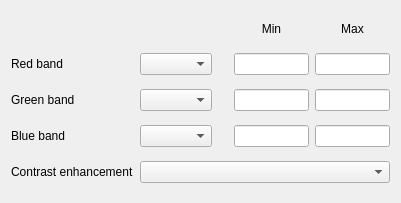
The window that src/ui/qgsmultibandcolorrendererwidgetbase.ui (kadas-albireo/kadas-albireo) describes before a commit, drawn with Qt 5.
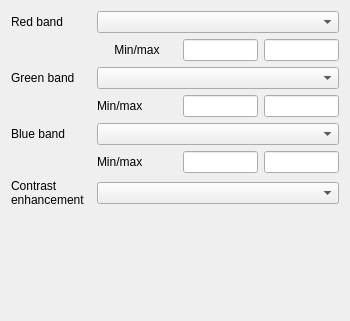
The same window after the commit.

Commit message:
Update raster properties dialog to vertical tabs
- Minimize width of band renderer type widgets by reorganizing layouts and fixing spacing issues
- Fix #7569, too much information when edit style on raster layer properties
- Group 'Color rendering' options
- Add Reset button to 'Color rendering' options
- Add icon for pseudocolor colormap sorting

Patch:
```diff
--- a/src/ui/qgsmultibandcolorrendererwidgetbase.ui
+++ b/src/ui/qgsmultibandcolorrendererwidgetbase.ui
@@ -6,8 +6,8 @@
    <rect>
     <x>0</x>
     <y>0</y>
-    <width>401</width>
-    <height>203</height>
+    <width>350</width>
+    <height>321</height>
    </rect>
   </property>
   <property name="windowTitle">
@@ -16,112 +16,54 @@
   <layout class="QHBoxLayout" name="horizontalLayout">
    <item>
     <layout class="QGridLayout" name="gridLayout">
-     <item row="1" column="0">
-      <widget class="QLabel" name="mRedBandLabel">
-       <property name="text">
-        <string>Red band</string>
+     <item row="3" column="3">
+      <widget class="QLineEdit" name="mGreenMaxLineEdit">
+       <property name="sizePolicy">
+        <sizepolicy hsizetype="MinimumExpanding" vsizetype="Fixed">
+         <horstretch>0</horstretch>
+         <verstretch>0</verstretch>
+        </sizepolicy>
+       </property>
+       <property name="maximumSize">
+        <size>
+         <width>75</width>
+         <height>16777215</height>
+        </size>
+       </property>
+       <property name="baseSize">
+        <size>
+         <width>0</width>
+         <height>0</height>
+        </size>
+       </property>
+       <property name="maxLength">
+        <number>16</number>
        </property>
       </widget>
      </item>
-     <item row="1" column="1">
+     <item row="0" column="1" colspan="3">
       <widget class="QComboBox" name="mRedBandComboBox"/>
      </item>
-     <item row="2" column="0">
-      <widget class="QLabel" name="mGreenBandLabel">
-       <property name="text">
-        <string>Green band</string>
+     <item row="1" column="2">
+      <widget class="QLineEdit" name="mRedMinLineEdit">
+       <property name="sizePolicy">
+        <sizepolicy hsizetype="MinimumExpanding" vsizetype="Fixed">
+         <horstretch>0</horstretch>
+         <verstretch>0</verstretch>
+        </sizepolicy>
        </property>
-      </widget>
-     </item>
-     <item row="2" column="1">
-      <widget class="QComboBox" name="mGreenBandComboBox"/>
-     </item>
-     <item row="3" column="0">
-      <widget class="QLabel" name="mBlueBandLabel">
-       <property name="text">
-        <string>Blue band</string>
+       <property name="maximumSize">
+        <size>
+         <width>75</width>
+         <height>16777215</height>
+        </size>
        </property>
       </widget>
      </item>
-     <item row="3" column="1">
+     <item row="4" column="1" colspan="3">
       <widget class="QComboBox" name="mBlueBandComboBox"/>
      </item>
      <item row="1" column="3">
-      <widget class="QLineEdit" name="mRedMinLineEdit">
-       <property name="sizePolicy">
-        <sizepolicy hsizetype="MinimumExpanding" vsizetype="Fixed">
-         <horstretch>0</horstretch>
-         <verstretch>0</verstretch>
-        </sizepolicy>
-       </property>
-       <property name="maximumSize">
-        <size>
-         <width>75</width>
-         <height>16777215</height>
-        </size>
-       </property>
-       <property name="baseSize">
-        <size>
-         <width>0</width>
-         <height>0</height>
-        </size>
-       </property>
-       <property name="maxLength">
-        <number>16</number>
-       </property>
-      </widget>
-     </item>
-     <item row="2" column="3">
-      <widget class="QLineEdit" name="mGreenMinLineEdit">
-       <property name="sizePolicy">
-        <sizepolicy hsizetype="Expanding" vsizetype="Fixed">
-         <horstretch>0</horstretch>
-         <verstretch>0</verstretch>
-        </sizepolicy>
-       </property>
-       <property name="maximumSize">
-        <size>
-         <width>75</width>
-         <height>16777215</height>
-        </size>
-       </property>
-       <property name="baseSize">
-        <size>
-         <width>0</width>
-         <height>0</height>
-        </size>
-       </property>
-       <property name="maxLength">
-        <number>16</number>
-       </property>
-      </widget>
-     </item>
-     <item row="3" column="3">
-      <widget class="QLineEdit" name="mBlueMinLineEdit">
-       <property name="sizePolicy">
-        <sizepolicy hsizetype="Expanding" vsizetype="Fixed">
-         <horstretch>0</horstretch>
-         <verstretch>0</verstretch>
-        </sizepolicy>
-       </property>
-       <property name="maximumSize">
-        <size>
-         <width>75</width>
-         <height>16777215</height>
-        </size>
-       </property>
-       <property name="baseSize">
-        <size>
-         <width>0</width>
-         <height>0</height>
-        </size>
-       </property>
-       <property name="maxLength">
-        <number>16</number>
-       </property>
-      </widget>
-     </item>
-     <item row="1" column="4">
       <widget class="QLineEdit" name="mRedMaxLineEdit">
        <property name="sizePolicy">
         <sizepolicy hsizetype="MinimumExpanding" vsizetype="Fixed">
@@ -146,35 +88,10 @@
        </property>
       </widget>
      </item>
-     <item row="2" column="4">
-      <widget class="QLineEdit" name="mGreenMaxLineEdit">
-       <property name="sizePolicy">
-        <sizepolicy hsizetype="Expanding" vsizetype="Fixed">
-         <horstretch>0</horstretch>
-         <verstretch>0</verstretch>
-        </sizepolicy>
-       </property>
-       <property name="maximumSize">
-        <size>
-         <width>75</width>
-         <height>16777215</height>
-        </size>
-       </property>
-       <property name="baseSize">
-        <size>
-         <width>0</width>
-         <height>0</height>
-        </size>
-       </property>
-       <property name="maxLength">
-        <number>16</number>
-       </property>
-      </widget>
-     </item>
-     <item row="3" column="4">
+     <item row="5" column="3">
       <widget class="QLineEdit" name="mBlueMaxLineEdit">
        <property name="sizePolicy">
-        <sizepolicy hsizetype="Expanding" vsizetype="Fixed">
+        <sizepolicy hsizetype="MinimumExpanding" vsizetype="Fixed">
          <horstretch>0</horstretch>
          <verstretch>0</verstretch>
         </sizepolicy>
@@ -196,7 +113,85 @@
        </property>
       </widget>
      </item>
-     <item row="0" column="3">
+     <item row="2" column="1" colspan="3">
+      <widget class="QComboBox" name="mGreenBandComboBox"/>
+     </item>
+     <item row="6" column="1" colspan="3">
+      <widget class="QComboBox" name="mContrastEnhancementAlgorithmComboBox"/>
+     </item>
+     <item row="6" column="0">
+      <widget class="QLabel" name="mContrastEnhancementAlgorithmLabel">
+       <property name="text">
+        <string>Contrast
+enhancement</string>
+       </property>
+      </widget>
+     </item>
+     <item row="4" column="0">
+      <widget class="QLabel" name="mBlueBandLabel">
+       <property name="text">
+        <string>Blue band</string>
+       </property>
+      </widget>
+     </item>
+     <item row="2" column="0">
+      <widget class="QLabel" name="mGreenBandLabel">
+       <property name="text">
+        <string>Green band</string>
+       </property>
+      </widget>
+     </item>
+     <item row="5" column="2">
+      <widget class="QLineEdit" name="mBlueMinLineEdit">
+       <property name="sizePolicy">
+        <sizepolicy hsizetype="MinimumExpanding" vsizetype="Fixed">
+         <horstretch>0</horstretch>
+         <verstretch>0</verstretch>
+        </sizepolicy>
+       </property>
+       <property name="maximumSize">
+        <size>
+         <width>75</width>
+         <height>16777215</height>
+        </size>
+       </property>
+       <property name="baseSize">
+        <size>
+         <width>0</width>
+         <height>0</height>
+        </size>
+       </property>
+       <property name="maxLength">
+        <number>16</number>
+       </property>
+      </widget>
+     </item>
+     <item row="3" column="2">
+      <widget class="QLineEdit" name="mGreenMinLineEdit">
+       <property name="sizePolicy">
+        <sizepolicy hsizetype="MinimumExpanding" vsizetype="Fixed">
+         <horstretch>0</horstretch>
+         <verstretch>0</verstretch>
+        </sizepolicy>
+       </property>
+       <property name="maximumSize">
+        <size>
+         <width>75</width>
+         <height>16777215</height>
+        </size>
+       </property>
+       <property name="baseSize">
+        <size>
+         <width>0</width>
+         <height>0</height>
+        </size>
+       </property>
+       <property name="maxLength">
+        <number>16</number>
+       </property>
+      </widget>
+     </item>
+     <item row="1" column="1">
       <widget class="QLabel" name="mMinLabel">
        <property name="sizePolicy">
         <sizepolicy hsizetype="Preferred" vsizetype="Fixed">
@@ -205,68 +200,47 @@
         </sizepolicy>
        </property>
        <property name="text">
-        <string>Min</string>
+        <string>Min/max</string>
        </property>
        <property name="alignment">
         <set>Qt::AlignCenter</set>
        </property>
       </widget>
      </item>
-     <item row="0" column="4">
-      <widget class="QLabel" name="mMaxLabel">
-       <property name="sizePolicy">
-        <sizepolicy hsizetype="Preferred" vsizetype="Preferred">
-         <horstretch>0</horstretch>
-         <verstretch>0</verstretch>
-        </sizepolicy>
-       </property>
-       <property name="text">
-        <string>Max</string>
-       </property>
-       <property name="alignment">
-        <set>Qt::AlignCenter</set>
-       </property>
-      </widget>
-     </item>
-     <item row="4" column="0">
-      <widget class="QLabel" name="mContrastEnhancementAlgorithmLabel">
-       <property name="sizePolicy">
-        <sizepolicy hsizetype="Preferred" vsizetype="Preferred">
-         <horstretch>0</horstretch>
-         <verstretch>0</verstretch>
-        </sizepolicy>
-       </property>
-       <property name="text">
-        <string>Contrast enhancement</string>
-       </property>
-      </widget>
-     </item>
-     <item row="4" column="1" colspan="4">
-      <widget class="QComboBox" name="mContrastEnhancementAlgorithmComboBox">
-       <property name="sizePolicy">
-        <sizepolicy hsizetype="Minimum" vsizetype="Fixed">
-         <horstretch>0</horstretch>
-         <verstretch>0</verstretch>
-        </sizepolicy>
-       </property>
-      </widget>
-     </item>
-     <item row="0" column="2">
-      <spacer name="horizontalSpacer">
+     <item row="7" column="0">
+      <spacer name="verticalSpacer">
        <property name="orientation">
-        <enum>Qt::Horizontal</enum>
-       </property>
-       <property name="sizeType">
-        <enum>QSizePolicy::Fixed</enum>
+        <enum>Qt::Vertical</enum>
        </property>
        <property name="sizeHint" stdset="0">
         <size>
-         <width>10</width>
-         <height>20</height>
+         <width>20</width>
+         <height>0</height>
         </size>
        </property>
       </spacer>
      </item>
+     <item row="0" column="0">
+      <widget class="QLabel" name="mRedBandLabel">
+       <property name="text">
+        <string>Red band</string>
+       </property>
+      </widget>
+     </item>
+     <item row="3" column="1">
+      <widget class="QLabel" name="label">
+       <property name="text">
+        <string>Min/max</string>
+       </property>
+      </widget>
+     </item>
+     <item row="5" column="1">
+      <widget class="QLabel" name="label_2">
+       <property name="text">
+        <string>Min/max</string>
+       </property>
+      </widget>
+     </item>
     </layout>
    </item>
   </layout>
```
Left out of the diff: 9 changed lines with no effect on the pictures. The commit also changes 8 other files.
